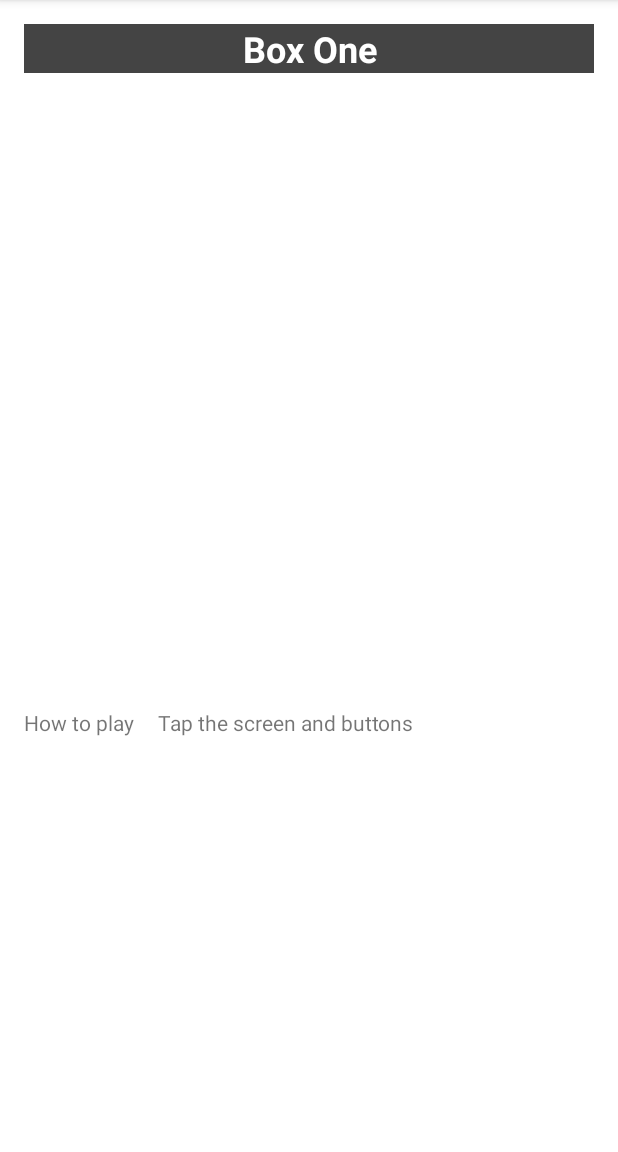
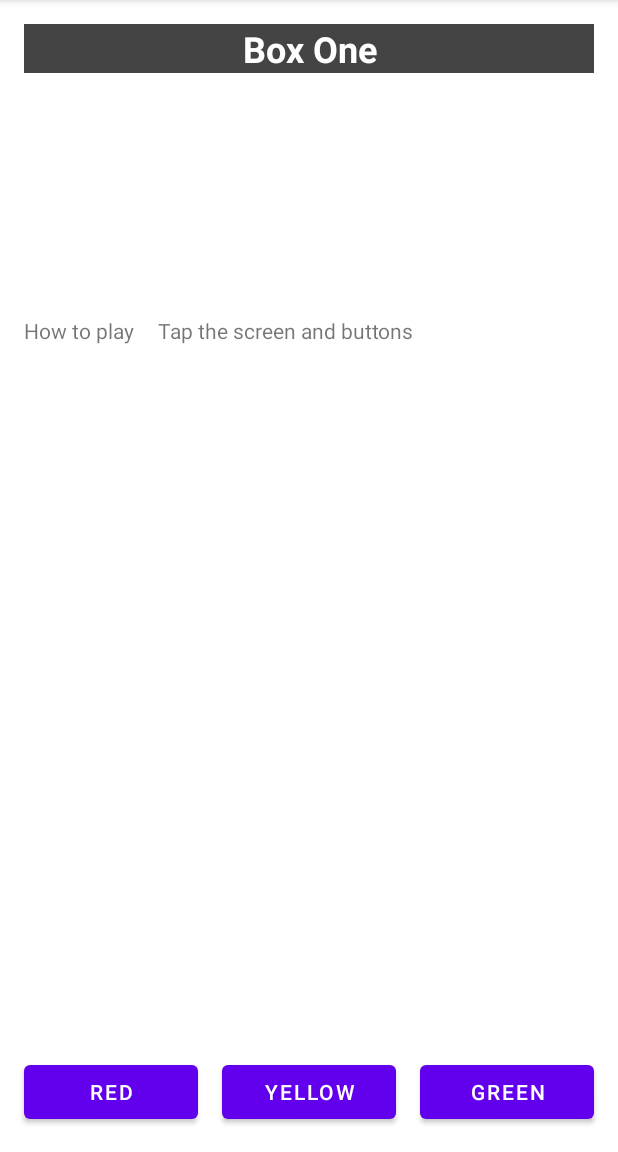
Before and after one commit to pyloolex/udacity, an Android app: the screen it shows after launch (MainActivity), after a tap on "Box One", on a phone screen of 412 x 824 dp, the part 84-1236 px from its top. Run offline under Robolectric (Android 15) with nearby library versions, the phone set to English and light mode, and no system bars.

Commit message:
Layouts have been learnt

```diff
--- a/ColorMyViews/app/src/main/java/com/example/colormyviews/MainActivity.kt
+++ b/ColorMyViews/app/src/main/java/com/example/colormyviews/MainActivity.kt
@@ -24,6 +24,9 @@ class MainActivity : AppCompatActivity()
             this.findViewById(R.id.box_four_text),
             this.findViewById(R.id.box_five_text),
             this.findViewById(R.id.constraint_layout),
+            this.findViewById(R.id.red_button),
+            this.findViewById(R.id.yellow_button),
+            this.findViewById(R.id.green_button),
         )
 
         for (item in clickableViews)
@@ -45,6 +48,16 @@ class MainActivity : AppCompatActivity()
             R.id.box_five_text -> view.setBackgroundResource(
                 android.R.color.holo_green_light)
 
+            R.id.red_button -> (this.findViewById(
+                R.id.box_three_text) as View).setBackgroundResource(
+                    R.color.my_red)
+            R.id.yellow_button -> (this.findViewById(
+                R.id.box_four_text) as View).setBackgroundResource(
+                    R.color.my_yellow)
+            R.id.green_button -> (this.findViewById(
+                R.id.box_five_text) as View).setBackgroundResource(
+                    R.color.my_green)
+
             else ->view.setBackgroundColor(Color.LTGRAY)
         }
     }
--- a/ColorMyViews/app/src/main/res/layout/activity_main.xml
+++ b/ColorMyViews/app/src/main/res/layout/activity_main.xml
@@ -82,7 +82,6 @@
         android:layout_height="wrap_content"
         android:layout_marginStart="@dimen/margin_wide"
         app:layout_constraintStart_toStartOf="parent"
-        app:layout_constraintTop_toBottomOf="@+id/box_five_text"
         app:layout_constraintBaseline_toBaselineOf="@+id/info_text"
         android:text="@string/how_to_play"
         />
@@ -100,7 +99,44 @@
         app:layout_constraintEnd_toEndOf="parent"
         app:layout_constraintTop_toBottomOf="@+id/box_two_text"
         app:layout_constraintBottom_toBottomOf="parent"
-
+        app:layout_constraintVertical_bias="0"
         />
 
+    <Button
+        android:id="@+id/red_button"
+        android:layout_width="0dp"
+        android:layout_height="wrap_content"
+        android:layout_marginStart="@dimen/margin_wide"
+        android:text="@string/button_red"
+        app:layout_constraintStart_toStartOf="parent"
+        app:layout_constraintEnd_toStartOf="@+id/yellow_button"
+        app:layout_constraintBaseline_toBaselineOf="@+id/yellow_button"
+        />
+
+    <Button
+        android:id="@+id/yellow_button"
+        android:layout_width="0dp"
+        android:layout_height="wrap_content"
+        android:layout_marginStart="@dimen/margin_wide"
+        android:layout_marginEnd="@dimen/margin_wide"
+        android:layout_marginTop="@dimen/margin_wide"
+        android:layout_marginBottom="@dimen/margin_wide"
+        android:text="@string/button_yellow"
+        app:layout_constraintStart_toEndOf="@+id/red_button"
+        app:layout_constraintEnd_toStartOf="@+id/green_button"
+        app:layout_constraintTop_toBottomOf="@+id/info_text"
+        app:layout_constraintBottom_toBottomOf="parent"
+        app:layout_constraintVertical_bias="1"
+        />
+
+    <Button
+        android:id="@+id/green_button"
+        android:layout_width="0dp"
+        android:layout_height="wrap_content"
+        android:layout_marginEnd="@dimen/margin_wide"
+        android:text="@string/button_green"
+        app:layout_constraintBaseline_toBaselineOf="@+id/yellow_button"
+        app:layout_constraintEnd_toEndOf="parent"
+        app:layout_constraintStart_toEndOf="@+id/yellow_button" />
+
 </androidx.constraintlayout.widget.ConstraintLayout>
--- a/ColorMyViews/app/src/main/res/values/colors.xml
+++ b/ColorMyViews/app/src/main/res/values/colors.xml
@@ -7,4 +7,8 @@
     <color name="teal_700">#FF018786</color>
     <color name="black">#FF000000</color>
     <color name="white">#FFFFFFFF</color>
+
+    <color name="my_green">#12C700</color>
+    <color name="my_red">#E54304</color>
+    <color name="my_yellow">#FFC107</color>
 </resources>
--- a/ColorMyViews/app/src/main/res/values/strings.xml
+++ b/ColorMyViews/app/src/main/res/values/strings.xml
@@ -5,7 +5,7 @@
     <string name="box_three">Box Three</string>
     <string name="box_four">Box Four</string>
     <string name="box_five">Box Five</string>
-    <string name="button_red">RED</string>
+    <string name="button_red">Red</string>
     <string name="button_yellow">Yellow</string>
     <string name="button_green">Green</string>
     <string name="how_to_play">How to play</string>
```
